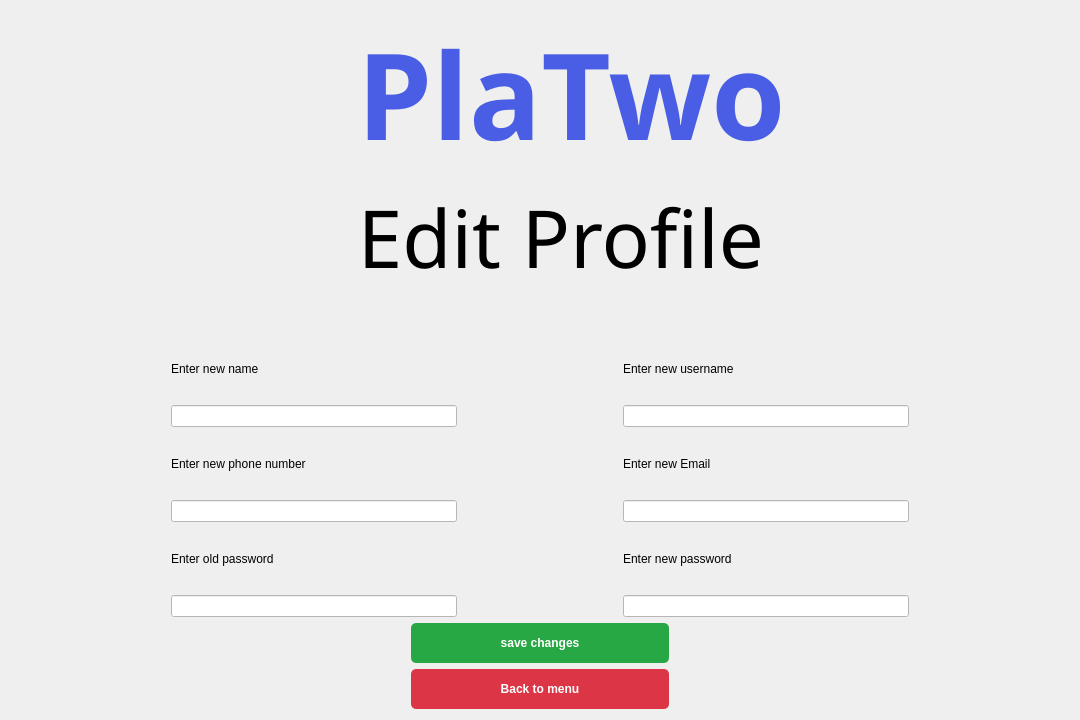
First picture: the form in UI/Menu/Proflie/edit_profile.ui, repository PlaTwo-project/PlaTwo, before the edit.
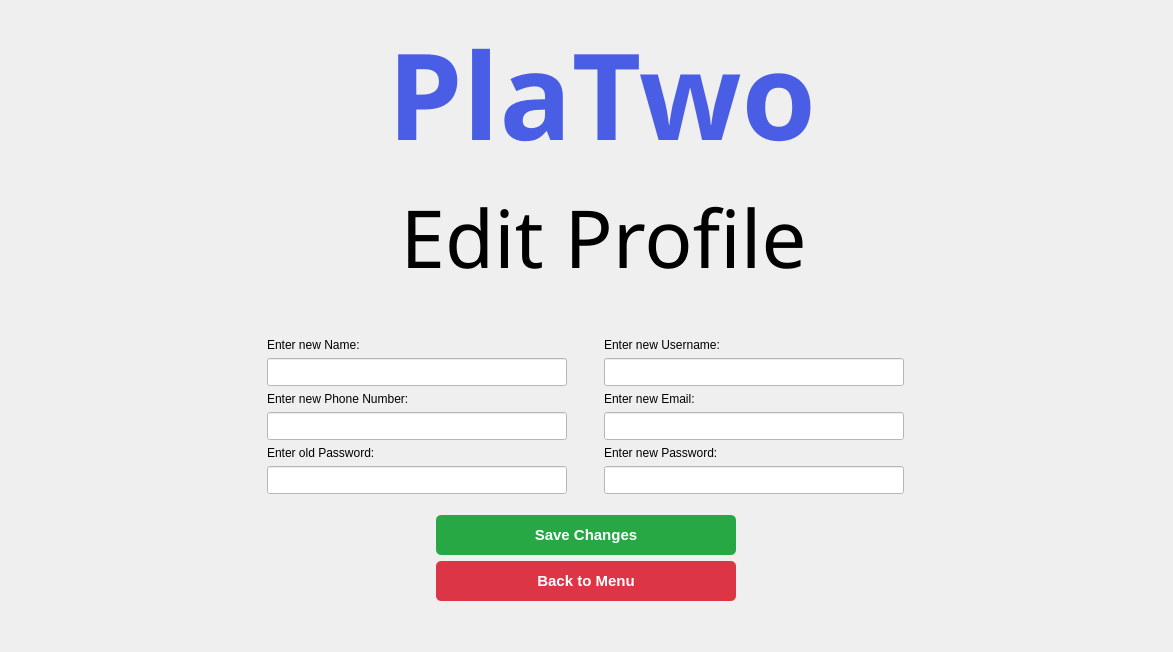
Second picture: the form after the edit.

Commit message: change folder organization, UI optimization, add main menu and  add edit profile window

The edit to the form file:
```diff
--- a/UI/Menu/Proflie/edit_profile.ui
+++ b/UI/Menu/Proflie/edit_profile.ui
@@ -6,8 +6,8 @@
    <rect>
     <x>0</x>
     <y>0</y>
-    <width>1080</width>
-    <height>720</height>
+    <width>1173</width>
+    <height>646</height>
    </rect>
   </property>
   <property name="windowTitle">
@@ -32,216 +32,13 @@
 </string>
   </property>
   <layout class="QGridLayout" name="gridLayout">
-   <item row="0" column="1">
-    <layout class="QGridLayout" name="gridLayout_4">
-     <item row="0" column="0">
-      <widget class="QLabel" name="label">
-       <property name="font">
-        <font>
-         <family>2  Arshia</family>
-         <pointsize>90</pointsize>
-         <bold>true</bold>
-        </font>
-       </property>
-       <property name="styleSheet">
-        <string notr="true">color: #495ee4;
-</string>
-       </property>
-       <property name="text">
-        <string>  PlaTwo</string>
-       </property>
-       <property name="alignment">
-        <set>Qt::AlignmentFlag::AlignHCenter|Qt::AlignmentFlag::AlignTop</set>
-       </property>
-      </widget>
-     </item>
-     <item row="1" column="0">
-      <widget class="QLabel" name="label_2">
-       <property name="font">
-        <font>
-         <family>2  Arshia</family>
-         <pointsize>60</pointsize>
-        </font>
-       </property>
-       <property name="styleSheet">
-        <string notr="true">color: #000000;</string>
-       </property>
-       <property name="text">
-        <string>  Edit Profile</string>
-       </property>
-       <property name="alignment">
-        <set>Qt::AlignmentFlag::AlignHCenter|Qt::AlignmentFlag::AlignTop</set>
-       </property>
-      </widget>
-     </item>
-    </layout>
-   </item>
-   <item row="4" column="1">
-    <layout class="QGridLayout" name="gridLayout_2">
-     <item row="0" column="1">
-      <widget class="QLabel" name="label_5">
-       <property name="text">
-        <string>Enter new name</string>
-       </property>
-      </widget>
-     </item>
-     <item row="1" column="1">
-      <widget class="QLineEdit" name="lineEdit_name">
-       <property name="styleSheet">
-        <string notr="true">QLineEdit {
-    background: white;
-    color: black;
-}
-</string>
-       </property>
-      </widget>
-     </item>
-     <item row="3" column="3">
-      <widget class="QLineEdit" name="lineEdit_email">
-       <property name="styleSheet">
-        <string notr="true">QLineEdit {
-    background: white;
-    color: black;
-}</string>
-       </property>
-      </widget>
-     </item>
-     <item row="0" column="3">
-      <widget class="QLabel" name="label_4">
-       <property name="text">
-        <string>Enter new username</string>
-       </property>
-      </widget>
-     </item>
-     <item row="2" column="4">
-      <spacer name="horizontalSpacer_3">
-       <property name="orientation">
-        <enum>Qt::Orientation::Horizontal</enum>
-       </property>
-       <property name="sizeType">
-        <enum>QSizePolicy::Policy::Fixed</enum>
-       </property>
-       <property name="sizeHint" stdset="0">
-        <size>
-         <width>160</width>
-         <height>20</height>
-        </size>
-       </property>
-      </spacer>
-     </item>
-     <item row="4" column="3">
-      <widget class="QLabel" name="label_8">
-       <property name="text">
-        <string>Enter new password</string>
-       </property>
-      </widget>
-     </item>
-     <item row="3" column="1">
-      <widget class="QLineEdit" name="lineEdit_phone">
-       <property name="styleSheet">
-        <string notr="true">QLineEdit {
-    background: white;
-    color: black;
-}
-</string>
-       </property>
-      </widget>
-     </item>
-     <item row="2" column="3">
-      <widget class="QLabel" name="label_3">
-       <property name="text">
-        <string>Enter new Email</string>
-       </property>
-      </widget>
-     </item>
-     <item row="4" column="1">
-      <widget class="QLabel" name="label_7">
-       <property name="text">
-        <string>Enter old password</string>
-       </property>
-      </widget>
-     </item>
-     <item row="2" column="2">
-      <spacer name="horizontalSpacer">
-       <property name="orientation">
-        <enum>Qt::Orientation::Horizontal</enum>
-       </property>
-       <property name="sizeType">
-        <enum>QSizePolicy::Policy::Fixed</enum>
-       </property>
-       <property name="sizeHint" stdset="0">
-        <size>
-         <width>160</width>
-         <height>20</height>
-        </size>
-       </property>
-      </spacer>
-     </item>
-     <item row="5" column="3">
-      <widget class="QLineEdit" name="lineEdit">
-       <property name="styleSheet">
-        <string notr="true">QLineEdit {
-    background: white;
-    color: black;
-}
-</string>
-       </property>
-      </widget>
-     </item>
-     <item row="5" column="1">
-      <widget class="QLineEdit" name="lineEdit_password">
-       <property name="styleSheet">
-        <string notr="true">QLineEdit {
-    background: white;
-    color: black;
-}
-</string>
-       </property>
-      </widget>
-     </item>
-     <item row="2" column="1">
-      <widget class="QLabel" name="label_6">
-       <property name="text">
-        <string>Enter new phone number</string>
-       </property>
-      </widget>
-     </item>
-     <item row="2" column="0">
-      <spacer name="horizontalSpacer_2">
-       <property name="orientation">
-        <enum>Qt::Orientation::Horizontal</enum>
-       </property>
-       <property name="sizeType">
-        <enum>QSizePolicy::Policy::Fixed</enum>
-       </property>
-       <property name="sizeHint" stdset="0">
-        <size>
-         <width>160</width>
-         <height>20</height>
-        </size>
-       </property>
-      </spacer>
-     </item>
-     <item row="1" column="3">
-      <widget class="QLineEdit" name="lineEdit_username">
-       <property name="styleSheet">
-        <string notr="true">QLineEdit {
-    background: white;
-    color: black;
-}
-</string>
-       </property>
-      </widget>
-     </item>
-    </layout>
-   </item>
-   <item row="3" column="1">
+   <item row="9" column="1">
     <spacer name="verticalSpacer">
      <property name="orientation">
       <enum>Qt::Orientation::Vertical</enum>
      </property>
      <property name="sizeType">
-      <enum>QSizePolicy::Policy::Fixed</enum>
+      <enum>QSizePolicy::Policy::MinimumExpanding</enum>
      </property>
      <property name="sizeHint" stdset="0">
       <size>
@@ -251,15 +48,18 @@
      </property>
     </spacer>
    </item>
-   <item row="5" column="1">
-    <layout class="QGridLayout" name="gridLayout_3">
+   <item row="12" column="1">
+    <layout class="QVBoxLayout" name="verticalLayout">
      <property name="leftMargin">
       <number>400</number>
      </property>
+     <property name="topMargin">
+      <number>15</number>
+     </property>
      <property name="rightMargin">
       <number>400</number>
      </property>
-     <item row="1" column="0">
+     <item>
       <widget class="QPushButton" name="pushButton_save_changes">
        <property name="sizePolicy">
         <sizepolicy hsizetype="Minimum" vsizetype="Fixed">
@@ -269,10 +69,16 @@
        </property>
        <property name="minimumSize">
         <size>
-         <width>0</width>
+         <width>300</width>
          <height>40</height>
         </size>
        </property>
+       <property name="font">
+        <font>
+         <pointsize>11</pointsize>
+         <bold>true</bold>
+        </font>
+       </property>
        <property name="styleSheet">
         <string notr="true">QPushButton {
     background-color: #28a745;
@@ -293,11 +99,11 @@
 </string>
        </property>
        <property name="text">
-        <string>save changes</string>
+        <string>Save Changes</string>
        </property>
       </widget>
      </item>
-     <item row="2" column="0">
+     <item>
       <widget class="QPushButton" name="pushButton_back_to_menu">
        <property name="enabled">
         <bool>true</bool>
@@ -310,7 +116,7 @@
        </property>
        <property name="minimumSize">
         <size>
-         <width>0</width>
+         <width>300</width>
          <height>40</height>
         </size>
        </property>
@@ -320,6 +126,12 @@
          <height>0</height>
         </size>
        </property>
+       <property name="font">
+        <font>
+         <pointsize>11</pointsize>
+         <bold>true</bold>
+        </font>
+       </property>
        <property name="styleSheet">
         <string notr="true">QPushButton {
     background-color: #dc3545;
@@ -340,12 +152,291 @@
 </string>
        </property>
        <property name="text">
-        <string>Back to menu</string>
+        <string>Back to Menu</string>
        </property>
       </widget>
      </item>
+     <item>
+      <spacer name="verticalSpacer_2">
+       <property name="orientation">
+        <enum>Qt::Orientation::Vertical</enum>
+       </property>
+       <property name="sizeType">
+        <enum>QSizePolicy::Policy::MinimumExpanding</enum>
+       </property>
+       <property name="sizeHint" stdset="0">
+        <size>
+         <width>20</width>
+         <height>40</height>
+        </size>
+       </property>
+      </spacer>
+     </item>
     </layout>
    </item>
+   <item row="4" column="1">
+    <layout class="QHBoxLayout" name="horizontalLayout">
+     <property name="leftMargin">
+      <number>35</number>
+     </property>
+     <property name="topMargin">
+      <number>0</number>
+     </property>
+     <item alignment="Qt::AlignmentFlag::AlignTop">
+      <widget class="QLabel" name="label_2">
+       <property name="sizePolicy">
+        <sizepolicy hsizetype="Preferred" vsizetype="Preferred">
+         <horstretch>0</horstretch>
+         <verstretch>0</verstretch>
+        </sizepolicy>
+       </property>
+       <property name="font">
+        <font>
+         <family>Orbitron SemiBold</family>
+         <pointsize>60</pointsize>
+        </font>
+       </property>
+       <property name="styleSheet">
+        <string notr="true">color: #000000;</string>
+       </property>
+       <property name="text">
+        <string>Edit Profile</string>
+       </property>
+       <property name="alignment">
+        <set>Qt::AlignmentFlag::AlignHCenter|Qt::AlignmentFlag::AlignTop</set>
+       </property>
+       <property name="wordWrap">
+        <bool>false</bool>
+       </property>
+       <property name="margin">
+        <number>0</number>
+       </property>
+      </widget>
+     </item>
+    </layout>
+   </item>
+   <item row="11" column="1">
+    <layout class="QGridLayout" name="gridLayout_2">
+     <property name="leftMargin">
+      <number>200</number>
+     </property>
+     <property name="rightMargin">
+      <number>200</number>
+     </property>
+     <item row="3" column="0">
+      <widget class="QLineEdit" name="lineEdit_phone">
+       <property name="sizePolicy">
+        <sizepolicy hsizetype="Expanding" vsizetype="Fixed">
+         <horstretch>0</horstretch>
+         <verstretch>0</verstretch>
+        </sizepolicy>
+       </property>
+       <property name="minimumSize">
+        <size>
+         <width>0</width>
+         <height>28</height>
+        </size>
+       </property>
+       <property name="maximumSize">
+        <size>
+         <width>300</width>
+         <height>16777215</height>
+        </size>
+       </property>
+       <property name="styleSheet">
+        <string notr="true">QLineEdit {
+    background: white;
+    color: black;
+}
+</string>
+       </property>
+      </widget>
+     </item>
+     <item row="4" column="0">
+      <widget class="QLabel" name="label_7">
+       <property name="text">
+        <string>Enter old Password:</string>
+       </property>
+      </widget>
+     </item>
+     <item row="2" column="1">
+      <widget class="QLabel" name="label_3">
+       <property name="text">
+        <string>Enter new Email:</string>
+       </property>
+      </widget>
+     </item>
+     <item row="1" column="0">
+      <widget class="QLineEdit" name="lineEdit_name">
+       <property name="minimumSize">
+        <size>
+         <width>0</width>
+         <height>28</height>
+        </size>
+       </property>
+       <property name="maximumSize">
+        <size>
+         <width>300</width>
+         <height>16777215</height>
+        </size>
+       </property>
+       <property name="styleSheet">
+        <string notr="true">QLineEdit {
+    background: white;
+    color: black;
+}
+</string>
+       </property>
+      </widget>
+     </item>
+     <item row="4" column="1">
+      <widget class="QLabel" name="label_8">
+       <property name="text">
+        <string>Enter new Password:</string>
+       </property>
+      </widget>
+     </item>
+     <item row="5" column="1">
+      <widget class="QLineEdit" name="lineEdit_new_password">
+       <property name="minimumSize">
+        <size>
+         <width>0</width>
+         <height>28</height>
+        </size>
+       </property>
+       <property name="maximumSize">
+        <size>
+         <width>300</width>
+         <height>16777215</height>
+        </size>
+       </property>
+       <property name="styleSheet">
+        <string notr="true">QLineEdit {
+    background: white;
+    color: black;
+}
+</string>
+       </property>
+      </widget>
+     </item>
+     <item row="3" column="1">
+      <widget class="QLineEdit" name="lineEdit_email">
+       <property name="minimumSize">
+        <size>
+         <width>0</width>
+         <height>28</height>
+        </size>
+       </property>
+       <property name="maximumSize">
+        <size>
+         <width>300</width>
+         <height>16777215</height>
+        </size>
+       </property>
+       <property name="styleSheet">
+        <string notr="true">QLineEdit {
+    background: white;
+    color: black;
+}</string>
+       </property>
+      </widget>
+     </item>
+     <item row="0" column="1">
+      <widget class="QLabel" name="label_4">
+       <property name="text">
+        <string>Enter new Username:</string>
+       </property>
+      </widget>
+     </item>
+     <item row="5" column="0">
+      <widget class="QLineEdit" name="lineEdit_old_password">
+       <property name="sizePolicy">
+        <sizepolicy hsizetype="Expanding" vsizetype="Fixed">
+         <horstretch>0</horstretch>
+         <verstretch>0</verstretch>
+        </sizepolicy>
+       </property>
+       <property name="minimumSize">
+        <size>
+         <width>0</width>
+         <height>28</height>
+        </size>
+       </property>
+       <property name="maximumSize">
+        <size>
+         <width>300</width>
+         <height>16777215</height>
+        </size>
+       </property>
+       <property name="styleSheet">
+        <string notr="true">QLineEdit {
+    background: white;
+    color: black;
+}
+</string>
+       </property>
+      </widget>
+     </item>
+     <item row="0" column="0">
+      <widget class="QLabel" name="label_5">
+       <property name="text">
+        <string>Enter new Name:</string>
+       </property>
+      </widget>
+     </item>
+     <item row="2" column="0">
+      <widget class="QLabel" name="label_6">
+       <property name="text">
+        <string>Enter new Phone Number:</string>
+       </property>
+      </widget>
+     </item>
+     <item row="1" column="1">
+      <widget class="QLineEdit" name="lineEdit_username">
+       <property name="minimumSize">
+        <size>
+         <width>0</width>
+         <height>28</height>
+        </size>
+       </property>
+       <property name="maximumSize">
+        <size>
+         <width>300</width>
+         <height>16777215</height>
+        </size>
+       </property>
+       <property name="styleSheet">
+        <string notr="true">QLineEdit {
+    background: white;
+    color: black;
+}
+</string>
+       </property>
+      </widget>
+     </item>
+    </layout>
+   </item>
+   <item row="0" column="1" alignment="Qt::AlignmentFlag::AlignHCenter">
+    <widget class="QLabel" name="label">
+     <property name="font">
+      <font>
+       <family>Orbitron</family>
+       <pointsize>90</pointsize>
+       <bold>true</bold>
+      </font>
+     </property>
+     <property name="styleSheet">
+      <string notr="true">color: #495ee4;
+</string>
+     </property>
+     <property name="text">
+      <string> PlaTwo</string>
+     </property>
+     <property name="alignment">
+      <set>Qt::AlignmentFlag::AlignHCenter|Qt::AlignmentFlag::AlignTop</set>
+     </property>
+    </widget>
+   </item>
   </layout>
  </widget>
  <resources/>
```
The commit also changes 23 other files.
